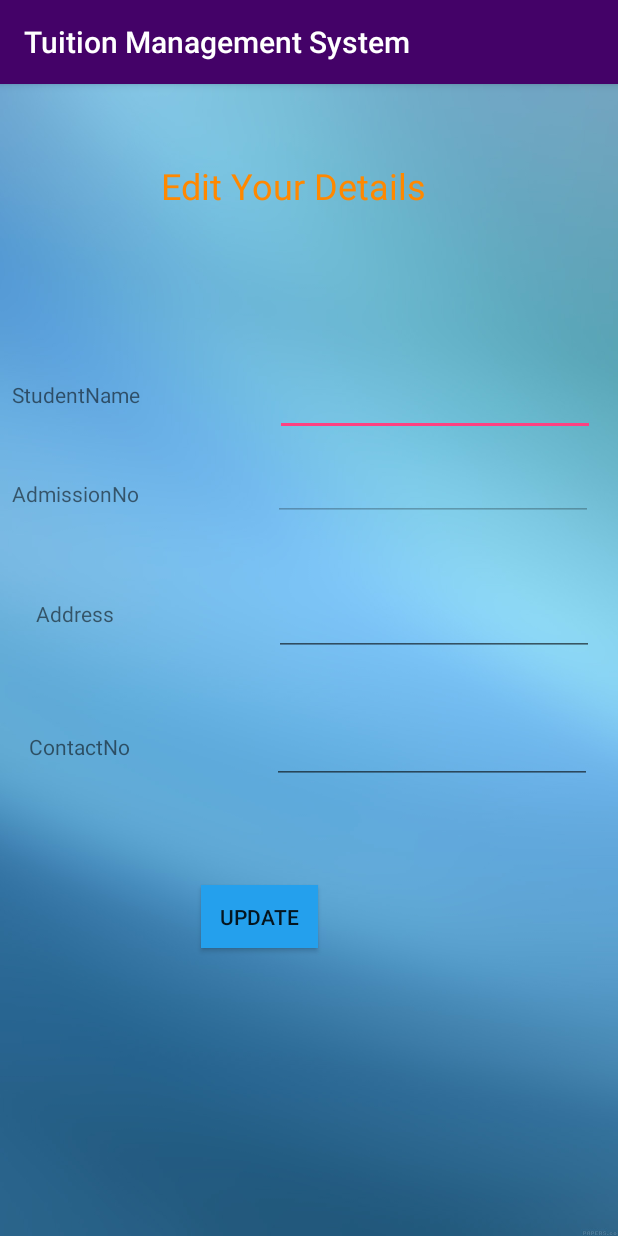
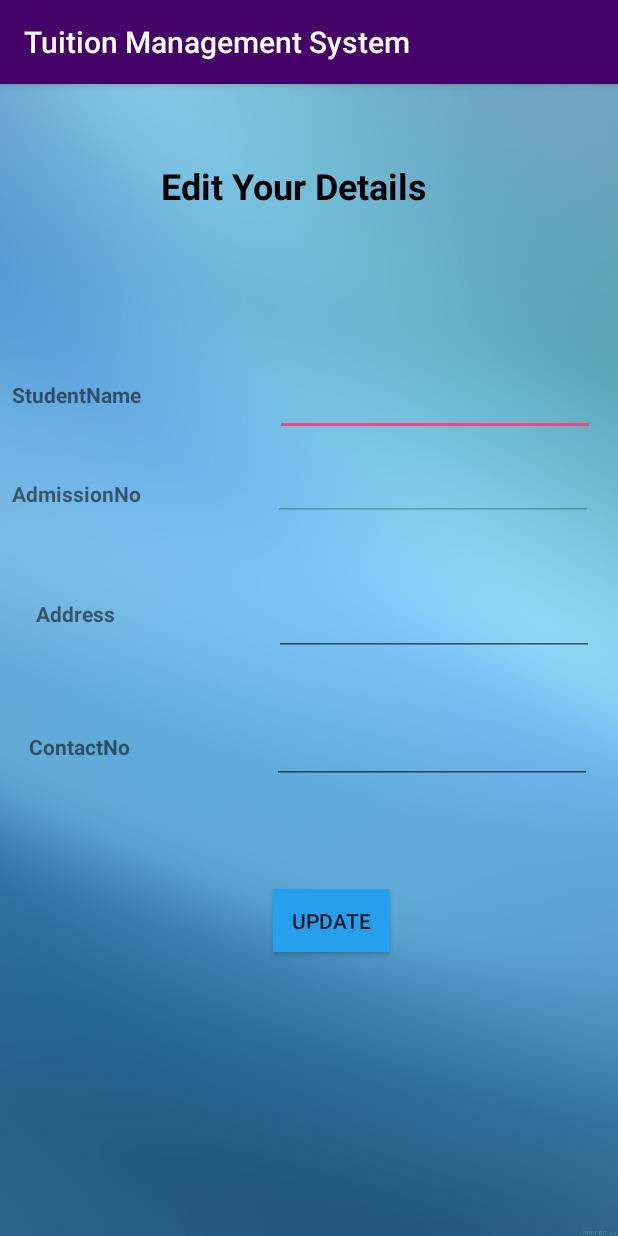
Before and after one commit to chamoddissanayake/Tuition-Management-System, an Android app: the EditRegistration_Details screen opened directly, with no data from a screen before it, on a phone screen of 412 x 824 dp. Run offline under Robolectric (Android 15) with nearby library versions, the phone set to English and light mode, and no system bars; our stand-ins replace Firebase (no records; nobody signed in at launch, a user with empty details on screens opened directly).

Commit message:
image link error fixed

```diff
--- a/app/src/main/java/com/test/tuitionmanagementsystem/StudentRegistration.java
+++ b/app/src/main/java/com/test/tuitionmanagementsystem/StudentRegistration.java
@@ -128,7 +128,7 @@ public class StudentRegistration extends AppCompatActivity {
                             Toast.makeText(getApplicationContext(), "Uploading... ", Toast.LENGTH_LONG).show();
                             uploadImage();
                             //Register Student Details in 'StudentDetails'
-                            registerStudent();
+
                             Toast.makeText(getApplicationContext(),"New Student was registered successfully.",Toast.LENGTH_LONG).show();
                             imgViewInputPhoto.setImageDrawable(null);
                         }
@@ -215,6 +215,7 @@ public class StudentRegistration extends AppCompatActivity {
                     Uri downloadUri = task.getResult();
                     completeImagePath = task.getResult().toString();
                     // cant change value of  'completeImagePath' ????
+                    registerStudent();
 
                 } else {
                     // Handle failures
@@ -222,6 +223,8 @@ public class StudentRegistration extends AppCompatActivity {
                 }
             }
         });
+
+
     }
 
 
--- a/app/src/main/res/layout/activity_edit_registration__details.xml
+++ b/app/src/main/res/layout/activity_edit_registration__details.xml
@@ -19,10 +19,10 @@
         android:text="@string/update"
         app:layout_constraintBottom_toBottomOf="parent"
         app:layout_constraintEnd_toEndOf="parent"
-        app:layout_constraintHorizontal_bias="0.397"
+        app:layout_constraintHorizontal_bias="0.548"
         app:layout_constraintStart_toStartOf="parent"
         app:layout_constraintTop_toTopOf="parent"
-        app:layout_constraintVertical_bias="0.741" />
+        app:layout_constraintVertical_bias="0.745" />
 
     <EditText
         android:id="@+id/etAdmissionNo"
@@ -128,6 +128,7 @@
         android:layout_height="wrap_content"
         android:layout_marginStart="8dp"
         android:layout_marginTop="8dp"
+        android:textStyle="bold"
         android:layout_marginBottom="48dp"
         android:text="@string/studentname"
         app:layout_constraintBottom_toBottomOf="parent"
@@ -143,6 +144,7 @@
         android:layout_marginTop="8dp"
         android:layout_marginEnd="8dp"
         android:text="@string/admissionno"
+        android:textStyle="bold"
         app:layout_constraintBottom_toBottomOf="parent"
         app:layout_constraintEnd_toEndOf="parent"
         app:layout_constraintHorizontal_bias="0.0"
@@ -161,6 +163,7 @@
         app:layout_constraintBottom_toBottomOf="parent"
         app:layout_constraintEnd_toEndOf="parent"
         app:layout_constraintHorizontal_bias="0.0"
+        android:textStyle="bold"
         app:layout_constraintStart_toStartOf="parent"
         app:layout_constraintTop_toTopOf="parent"
         app:layout_constraintVertical_bias="0.453" />
@@ -175,6 +178,7 @@
         android:layout_marginBottom="8dp"
         android:text="@string/contactno"
         app:layout_constraintBottom_toBottomOf="parent"
+        android:textStyle="bold"
         app:layout_constraintEnd_toEndOf="parent"
         app:layout_constraintHorizontal_bias="0.035"
         app:layout_constraintStart_toStartOf="parent"
@@ -191,8 +195,8 @@
         android:layout_marginBottom="8dp"
         android:gravity="center"
         android:text="Edit Your Details"
-        android:textColor="@android:color/holo_orange_dark"
-        android:textColorHint="@android:color/holo_orange_light"
+        android:textStyle="bold"
+        android:textColor="#000000"
         android:textSize="24sp"
         app:layout_constraintBottom_toBottomOf="parent"
         app:layout_constraintEnd_toEndOf="parent"
```
